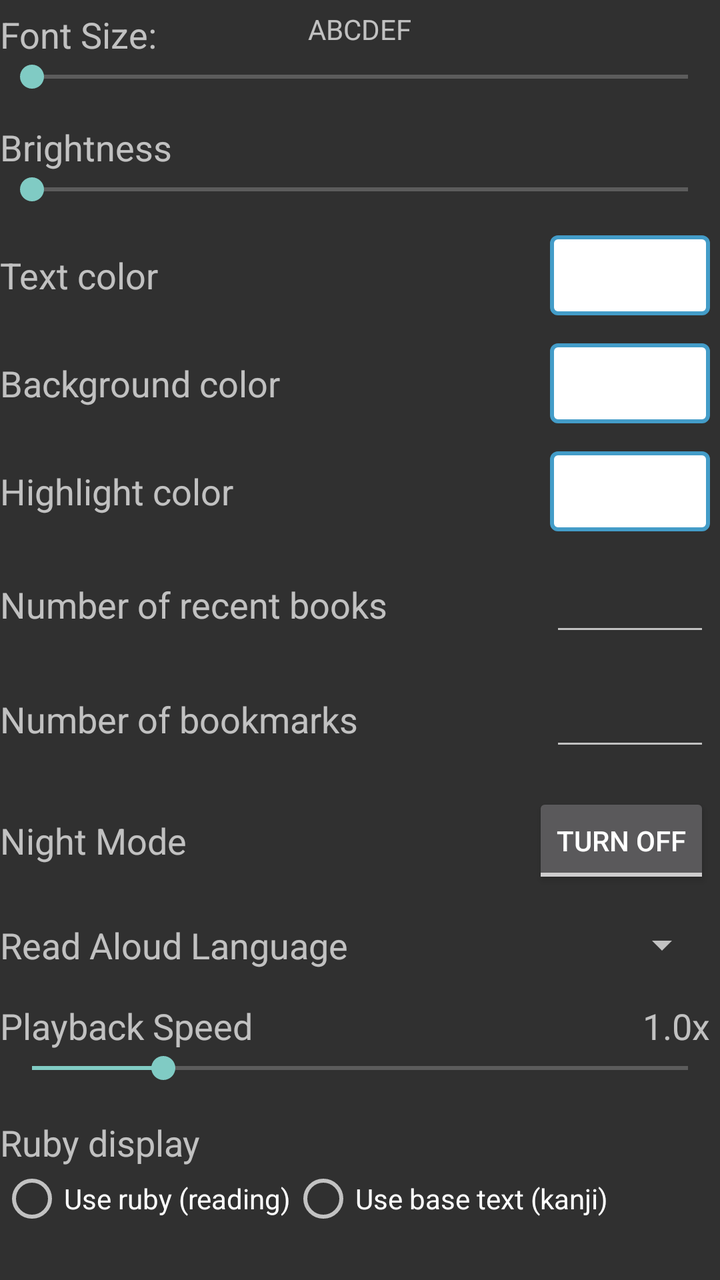
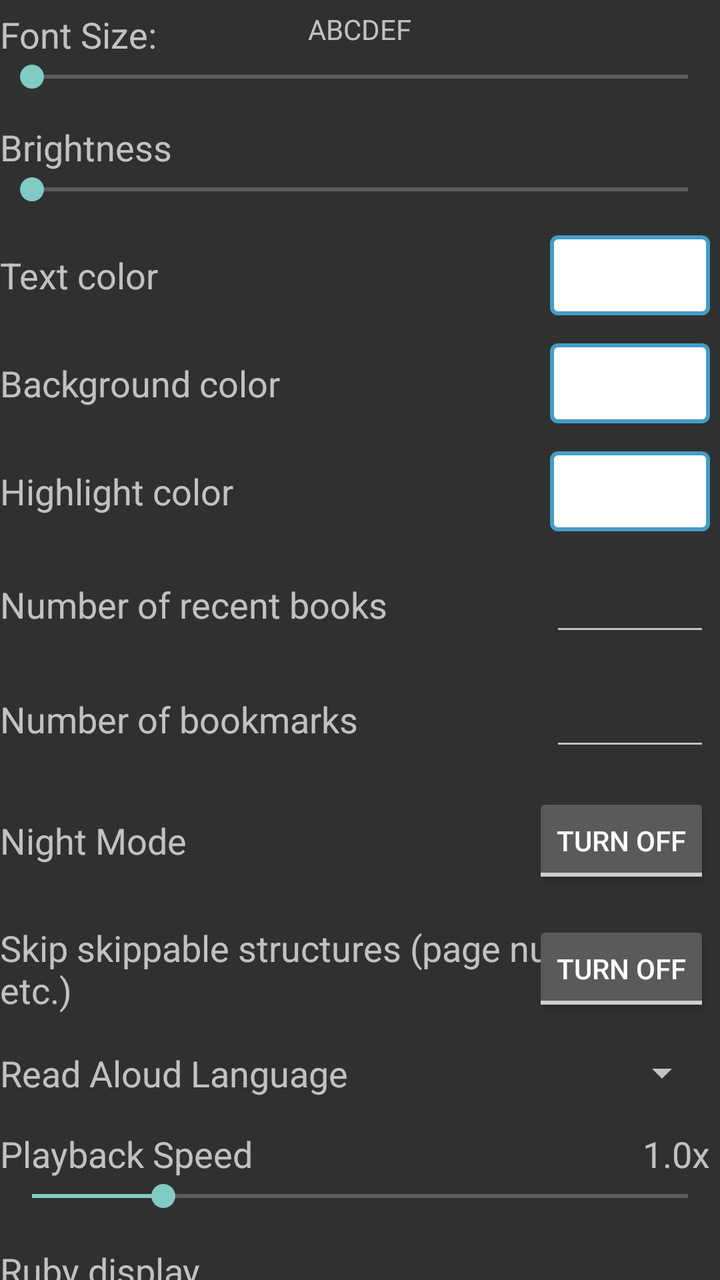

Screens rendered from an Android XML layout before and after an edit, with the pre-edit source and the edit as a unified diff.
<!-- AndroidManifest.xml: application theme AppTheme -->
<!-- res/layout/activity_daisy_reader_setting.xml -->
<ScrollView xmlns:android="http://schemas.android.com/apk/res/android"
    xmlns:tools="http://schemas.android.com/tools"
    android:layout_width="match_parent"
    android:layout_height="match_parent"
    android:scrollbars="none" >

    <LinearLayout
        android:id="@+id/mainLayoutSetting"
        android:layout_width="match_parent"
        android:layout_height="wrap_content"
        android:focusable="true"
        android:focusableInTouchMode="true"
        android:orientation="vertical"
        tools:context=".DaisyReaderSettingActivity" >

        <RelativeLayout
            android:layout_width="match_parent"
            android:layout_height="wrap_content"
            android:layout_marginTop="5dp" >

            <TextView
                android:id="@+id/textView2"
                android:layout_width="wrap_content"
                android:layout_height="wrap_content"
                android:text="@string/fontSize"
                android:textAppearance="?android:attr/textAppearanceMedium" />

            <SeekBar
                android:id="@+id/barFontSize"
                android:layout_width="match_parent"
                android:layout_height="wrap_content"
                android:layout_below="@+id/textView2" />

            <TextView
                android:id="@+id/tvFontSize"
                android:layout_width="wrap_content"
                android:layout_height="wrap_content"
                android:layout_alignParentTop="true"
                android:layout_centerHorizontal="true"
                android:text="@string/test_fontsize" />
        </RelativeLayout>

        <TextView
            android:id="@+id/textView3"
            android:layout_width="wrap_content"
            android:layout_height="wrap_content"
            android:layout_marginTop="14dp"
            android:text="@string/brightness"
            android:textAppearance="?android:attr/textAppearanceMedium" />

        <SeekBar
            android:id="@+id/barBrightness"
            android:layout_width="match_parent"
            android:layout_height="wrap_content" />

        <RelativeLayout
            android:layout_width="match_parent"
            android:layout_height="wrap_content"
            android:layout_marginTop="14dp" >

            <FrameLayout
                android:id="@+id/frameTextColor"
                android:layout_width="80dp"
                android:layout_height="40dp"
                android:layout_alignParentRight="true"
                android:layout_marginRight="5dp"
                android:background="@drawable/border" >

                <TextView
                    android:id="@+id/tvTextColor"
                    android:layout_width="fill_parent"
                    android:layout_height="40dp"
                    android:gravity="center_vertical|center_horizontal" />
            </FrameLayout>

            <TextView
                android:id="@+id/textView4"
                android:layout_width="wrap_content"
                android:layout_height="wrap_content"
                android:layout_alignParentLeft="true"
                android:layout_centerVertical="true"
                android:gravity="center_vertical"
                android:text="@string/change_text_color"
                android:textAppearance="?android:attr/textAppearanceMedium" />

        </RelativeLayout>

        <RelativeLayout
            android:layout_width="match_parent"
            android:layout_height="wrap_content"
            android:layout_marginTop="14dp" >

            <FrameLayout
                android:id="@+id/frameBackgroundColor"
                android:layout_width="80dp"
                android:layout_height="40dp"
                android:layout_alignParentRight="true"
                android:layout_marginRight="5dp"
                android:background="@drawable/border" >

                <TextView
                    android:id="@+id/tvBackgroundColor"
                    android:layout_width="fill_parent"
                    android:layout_height="40dp"
                    android:gravity="center_vertical|center_horizontal" />
            </FrameLayout>

            <TextView
                android:id="@+id/textView5"
                android:layout_width="wrap_content"
                android:layout_height="wrap_content"
                android:layout_alignParentLeft="true"
                android:layout_centerVertical="true"
                android:text="@string/change_background_color"
                android:textAppearance="?android:attr/textAppearanceMedium" />

        </RelativeLayout>

        <RelativeLayout
            android:layout_width="match_parent"
            android:layout_height="wrap_content"
            android:layout_marginTop="14dp" >

            <FrameLayout
                android:id="@+id/frameHighlightColor"
                android:layout_width="80dp"
                android:layout_height="40dp"
                android:layout_alignParentRight="true"
                android:layout_marginRight="5dp"
                android:background="@drawable/border" >

                <TextView
                    android:id="@+id/tvHighlightColor"
                    android:layout_width="fill_parent"
                    android:layout_height="40dp"
                    android:gravity="center_vertical|center_horizontal" />
            </FrameLayout>

            <TextView
                android:id="@+id/textView6"
                android:layout_width="wrap_content"
                android:layout_height="wrap_content"
                android:layout_alignParentLeft="true"
                android:layout_centerVertical="true"
                android:text="@string/change_highlight_color"
                android:textAppearance="?android:attr/textAppearanceMedium" />

        </RelativeLayout>

        <RelativeLayout
            android:layout_width="match_parent"
            android:layout_height="wrap_content"
            android:layout_marginTop="16dp" >

            <EditText
                android:id="@+id/edtNumberOfRecentBooks"
                android:layout_width="80dp"
                android:layout_marginRight="5dp"
                android:layout_height="wrap_content"
                android:layout_alignParentRight="true"
                android:ems="10"
                android:inputType="number"
                android:maxLength="2" >

            </EditText>

            <TextView
                android:id="@+id/textView7"
                android:layout_width="wrap_content"
                android:layout_height="wrap_content"
                android:layout_alignParentLeft="true"
                android:layout_centerVertical="true"
                android:text="@string/change_number_recent_books"
                android:textAppearance="?android:attr/textAppearanceMedium" />
        </RelativeLayout>

        <RelativeLayout
            android:layout_width="match_parent"
            android:layout_height="wrap_content"
            android:layout_marginTop="16dp" >

            <EditText
                android:id="@+id/edtNumberOfBookmarks"
                android:layout_width="80dp"
                android:layout_marginRight="5dp"
                android:layout_height="wrap_content"
                android:layout_alignParentRight="true"
                android:ems="10"
                android:inputType="number"
                android:maxLength="2" >
            </EditText>

            <TextView
                android:id="@+id/textView8"
                android:layout_width="wrap_content"
                android:layout_height="wrap_content"
                android:layout_alignParentLeft="true"
                android:layout_centerVertical="true"
                android:text="@string/change_number_bookmarks"
                android:textAppearance="?android:attr/textAppearanceMedium" />
        </RelativeLayout>

        <RelativeLayout
            android:layout_width="match_parent"
            android:layout_height="wrap_content"
            android:layout_marginTop="16dp" >

            <TextView
                android:id="@+id/textView9"
                android:layout_width="wrap_content"
                android:layout_height="wrap_content"
                android:layout_alignParentLeft="true"
                android:layout_centerVertical="true"
                android:text="@string/night_mode"
                android:textAppearance="?android:attr/textAppearanceMedium" />

            <ToggleButton
                android:id="@+id/toggleNightMode"
                android:layout_width="wrap_content"
                android:layout_height="wrap_content"
                android:layout_alignParentRight="true"
                android:layout_alignParentTop="true"
                android:layout_marginRight="5dp"
                android:textOff="@string/toggle_turn_off"
                android:textOn="@string/toggle_turn_on" />
        </RelativeLayout>

        <RelativeLayout
            android:layout_width="match_parent"
            android:layout_height="wrap_content"
            android:layout_marginTop="16dp" >

            <TextView
                android:id="@+id/textViewTtsLanguage"
                android:layout_width="wrap_content"
                android:layout_height="wrap_content"
                android:layout_alignParentLeft="true"
                android:layout_centerVertical="true"
                android:text="@string/tts_read_aloud_language"
                android:textAppearance="?android:attr/textAppearanceMedium" />

            <Spinner
                android:id="@+id/spinnerTtsLanguage"
                android:layout_width="160dp"
                android:layout_height="wrap_content"
                android:layout_alignParentRight="true"
                android:layout_centerVertical="true"
                android:layout_marginRight="5dp" />
        </RelativeLayout>

        <RelativeLayout
            android:layout_width="match_parent"
            android:layout_height="wrap_content"
            android:layout_marginTop="16dp" >

            <TextView
                android:id="@+id/textViewTtsSpeed"
                android:layout_width="wrap_content"
                android:layout_height="wrap_content"
                android:layout_alignParentLeft="true"
                android:text="@string/tts_read_aloud_speed"
                android:textAppearance="?android:attr/textAppearanceMedium" />

            <TextView
                android:id="@+id/tvTtsSpeedValue"
                android:layout_width="wrap_content"
                android:layout_height="wrap_content"
                android:layout_alignParentRight="true"
                android:layout_marginRight="5dp"
                android:text="1.0x"
                android:textAppearance="?android:attr/textAppearanceMedium" />

            <SeekBar
                android:id="@+id/barTtsSpeed"
                android:layout_width="match_parent"
                android:layout_height="wrap_content"
                android:layout_below="@+id/textViewTtsSpeed"
                android:max="25"
                android:progress="5" />
        </RelativeLayout>

        <RelativeLayout
            android:layout_width="match_parent"
            android:layout_height="wrap_content"
            android:layout_marginTop="16dp" >

            <TextView
                android:id="@+id/textViewRubyMode"
                android:layout_width="wrap_content"
                android:layout_height="wrap_content"
                android:text="@string/ruby_display_mode"
                android:textAppearance="?android:attr/textAppearanceMedium" />

            <RadioGroup
                android:id="@+id/radioGroupRuby"
                android:layout_width="wrap_content"
                android:layout_height="wrap_content"
                android:layout_below="@+id/textViewRubyMode"
                android:orientation="horizontal" >

                <RadioButton
                    android:id="@+id/radioRuby"
                    android:layout_width="wrap_content"
                    android:layout_height="wrap_content"
                    android:text="@string/ruby_mode_ruby" />

                <RadioButton
                    android:id="@+id/radioBase"
                    android:layout_width="wrap_content"
                    android:layout_height="wrap_content"
                    android:text="@string/ruby_mode_base" />
            </RadioGroup>
        </RelativeLayout>

        <RelativeLayout
            android:layout_width="match_parent"
            android:layout_height="wrap_content"
            android:layout_marginTop="16dp" >

            <TextView
                android:id="@+id/textView10"
                android:layout_width="wrap_content"
                android:layout_height="wrap_content"
                android:layout_alignParentLeft="true"
                android:layout_centerVertical="true"
                android:text="@string/submenu_storage"
                android:textAppearance="?android:attr/textAppearanceMedium" />

            <TextView
                android:id="@+id/textView11"
                android:layout_width="wrap_content"
                android:layout_height="wrap_content"
                android:layout_alignParentRight="true"
                android:layout_alignRight="@+id/textView10"
                android:layout_below="@+id/textView10"
                android:text=""
                android:textSize="12sp" />
        </RelativeLayout>

        <RelativeLayout
            android:layout_width="match_parent"
            android:layout_height="wrap_content"
            android:layout_marginTop="16dp" >

            <TextView
                android:id="@+id/textViewScanFolderLabel"
                android:layout_width="wrap_content"
                android:layout_height="wrap_content"
                android:layout_alignParentLeft="true"
                android:text="@string/scan_folder_label"
                android:textAppearance="?android:attr/textAppearanceMedium" />

            <Button
                android:id="@+id/buttonChangeScanFolder"
                android:layout_width="wrap_content"
                android:layout_height="wrap_content"
                android:layout_alignParentRight="true"
                android:layout_marginRight="5dp"
                android:text="@string/scan_change_folder"
                style="?android:attr/buttonStyleSmall" />

            <TextView
                android:id="@+id/textViewScanFolderPath"
                android:layout_width="match_parent"
                android:layout_height="wrap_content"
                android:layout_below="@+id/textViewScanFolderLabel"
                android:text=""
                android:textSize="12sp"
                android:ellipsize="middle"
                android:singleLine="true" />
        </RelativeLayout>

    
    <TextView
        android:id="@+id/textViewExperimentalHeader"
        android:layout_width="match_parent"
        android:layout_height="wrap_content"
        android:layout_marginLeft="10dp"
        android:layout_marginRight="10dp"
        android:layout_marginTop="16dp"
        android:text="@string/experimental_settings_title"
        android:textStyle="bold"
        android:textSize="16sp" />

    <LinearLayout
        android:id="@+id/layoutExperimentalContent"
        android:layout_width="match_parent"
        android:layout_height="wrap_content"
        android:orientation="vertical"
        android:visibility="gone">

    
    <LinearLayout
        android:layout_width="match_parent"
        android:layout_height="wrap_content"
        android:layout_margin="10dp"
        android:orientation="vertical">

        <TextView
            android:layout_width="wrap_content"
            android:layout_height="wrap_content"
            android:text="@string/chattylib_settings_title"
            android:textStyle="bold"
            android:textSize="16sp" />

        <TextView
            android:layout_width="wrap_content"
            android:layout_height="wrap_content"
            android:layout_marginTop="8dp"
            android:text="@string/chattylib_login_id" />

        <EditText
            android:id="@+id/edt_chattylib_login_id"
            android:layout_width="match_parent"
            android:layout_height="wrap_content"
            android:inputType="text"
            android:hint="@string/chattylib_login_id_hint"
            android:singleLine="true" />

        <TextView
            android:layout_width="wrap_content"
            android:layout_height="wrap_content"
            android:layout_marginTop="8dp"
            android:text="@string/chattylib_password" />

        <EditText
            android:id="@+id/edt_chattylib_password"
            android:layout_width="match_parent"
            android:layout_height="wrap_content"
            android:inputType="textPassword"
            android:hint="@string/chattylib_password_hint"
            android:singleLine="true" />

        <Button
            android:id="@+id/btn_chattylib_login_check"
            android:layout_width="wrap_content"
            android:layout_height="wrap_content"
            android:layout_marginTop="8dp"
            android:text="@string/chattylib_login_check"
            style="?android:attr/buttonStyleSmall" />
    </LinearLayout>

    
    <LinearLayout
        android:layout_width="match_parent"
        android:layout_height="wrap_content"
        android:layout_margin="10dp"
        android:orientation="vertical">

        <TextView
            android:layout_width="wrap_content"
            android:layout_height="wrap_content"
            android:text="@string/sapie_settings_title"
            android:textStyle="bold"
            android:textSize="16sp" />

        <TextView
            android:layout_width="wrap_content"
            android:layout_height="wrap_content"
            android:layout_marginTop="8dp"
            android:text="@string/sapie_login_id" />

        <EditText
            android:id="@+id/edt_sapie_login_id"
            android:layout_width="match_parent"
            android:layout_height="@dimen/input_field_height"
            android:textSize="@dimen/input_field_text_size"
            android:gravity="center_vertical"
            android:inputType="text"
            android:hint="@string/sapie_login_id_hint"
            android:singleLine="true" />

        <TextView
            android:layout_width="wrap_content"
            android:layout_height="wrap_content"
            android:layout_marginTop="8dp"
            android:text="@string/sapie_password" />

        <EditText
            android:id="@+id/edt_sapie_password"
            android:layout_width="match_parent"
            android:layout_height="@dimen/input_field_height"
            android:textSize="@dimen/input_field_text_size"
            android:gravity="center_vertical"
            android:inputType="textPassword"
            android:hint="@string/sapie_password_hint"
            android:singleLine="true" />

        <Button
            android:id="@+id/btn_sapie_login_check"
            android:layout_width="wrap_content"
            android:layout_height="wrap_content"
            android:layout_marginTop="8dp"
            android:text="@string/sapie_login_check"
            style="?android:attr/buttonStyleSmall" />
    </LinearLayout>

    </LinearLayout>

    </LinearLayout>

</ScrollView>
<!-- resources referenced by this layout -->
<resources>
  <dimen name="input_field_height">56dp</dimen>
  <dimen name="input_field_text_size">18sp</dimen>
  <!-- drawable border (drawable) -->
  <?xml version="1.0" encoding="utf-8"?>
  
  <shape xmlns:android="http://schemas.android.com/apk/res/android" >
  
      <solid android:color="#FFFFFF" />
  
      <corners android:radius="3dp" />
  
      <padding
          android:bottom="2dp"
          android:left="2dp"
          android:right="2dp"
          android:top="2dp" />
  
      <stroke
          android:width="2dp"
          android:color="#439CC8" />
  
  </shape>
  <string name="brightness">Brightness</string>
  <string name="change_background_color">Background color</string>
  <string name="change_highlight_color">Highlight color</string>
  <string name="change_number_bookmarks">Number of bookmarks</string>
  <string name="change_number_recent_books">Number of recent books</string>
  <string name="change_text_color">Text color</string>
  <string name="chattylib_login_check">Check</string>
  <string name="chattylib_login_id">Login ID</string>
  <string name="chattylib_login_id_hint">Enter ChattyLib login ID</string>
  <string name="chattylib_password">Password</string>
  <string name="chattylib_password_hint">Enter ChattyLib password</string>
  <string name="chattylib_settings_title">ChattyLib</string>
  <string name="experimental_settings_title">Experimental features</string>
  <string name="fontSize">Font Size: </string>
  <string name="night_mode">Night Mode</string>
  <string name="ruby_display_mode">Ruby display</string>
  <string name="ruby_mode_base">Use base text (kanji)</string>
  <string name="ruby_mode_ruby">Use ruby (reading)</string>
  <string name="sapie_login_check">Check</string>
  <string name="sapie_login_id">Sapie ID</string>
  <string name="sapie_login_id_hint">Enter Sapie ID</string>
  <string name="sapie_password">Password</string>
  <string name="sapie_password_hint">Enter password</string>
  <string name="sapie_settings_title">Sapie Library</string>
  <string name="scan_change_folder">Change Folder</string>
  <string name="scan_folder_label">Scan Folder</string>
  <string name="submenu_storage">Storage</string>
  <string name="test_fontsize">ABCDEF</string>
  <string name="toggle_turn_off">Turn Off</string>
  <string name="toggle_turn_on">Turn On</string>
  <string name="tts_read_aloud_language">Read Aloud Language</string>
  <string name="tts_read_aloud_speed">Playback Speed</string>
  <style name="AppTheme" parent="Theme.AppCompat">
          <item name="android:fitsSystemWindows">true</item>
      </style>
</resources>

<!-- the commit's change to res/layout/activity_daisy_reader_setting.xml (unified diff, before → after) -->
@@ -216,6 +216,31 @@
 
             <ToggleButton
                 android:id="@+id/toggleNightMode"
+                android:layout_width="wrap_content"
+                android:layout_height="wrap_content"
+                android:layout_alignParentRight="true"
+                android:layout_alignParentTop="true"
+                android:layout_marginRight="5dp"
+                android:textOff="@string/toggle_turn_off"
+                android:textOn="@string/toggle_turn_on" />
+        </RelativeLayout>
+
+        <RelativeLayout
+            android:layout_width="match_parent"
+            android:layout_height="wrap_content"
+            android:layout_marginTop="16dp" >
+
+            <TextView
+                android:id="@+id/textViewSkippable"
+                android:layout_width="wrap_content"
+                android:layout_height="wrap_content"
+                android:layout_alignParentLeft="true"
+                android:layout_centerVertical="true"
+                android:text="@string/skippable_structures"
+                android:textAppearance="?android:attr/textAppearanceMedium" />
+
+            <ToggleButton
+                android:id="@+id/toggleSkippable"
                 android:layout_width="wrap_content"
                 android:layout_height="wrap_content"
                 android:layout_alignParentRight="true"
<!-- resource entries referenced after the edit -->
@@ -48,6 +48,7 @@
   <string name="sapie_settings_title">Sapie Library</string>
   <string name="scan_change_folder">Change Folder</string>
   <string name="scan_folder_label">Scan Folder</string>
+  <string name="skippable_structures">Skip skippable structures (page numbers, etc.)</string>
   <string name="submenu_storage">Storage</string>
   <string name="test_fontsize">ABCDEF</string>
   <string name="toggle_turn_off">Turn Off</string>
